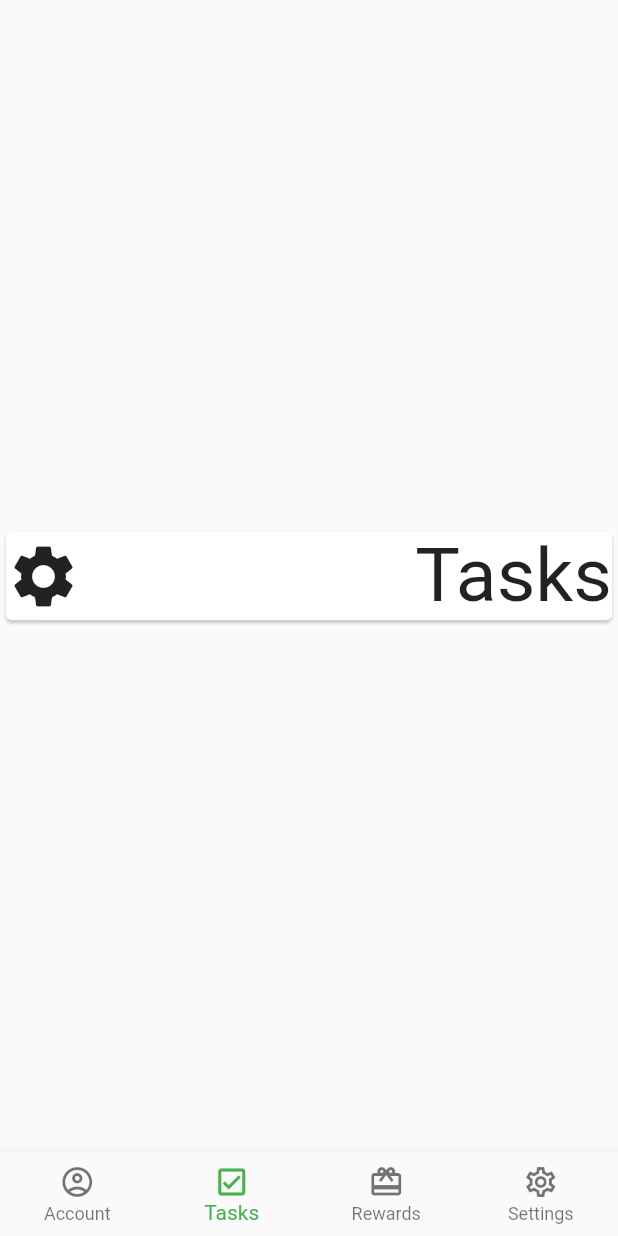
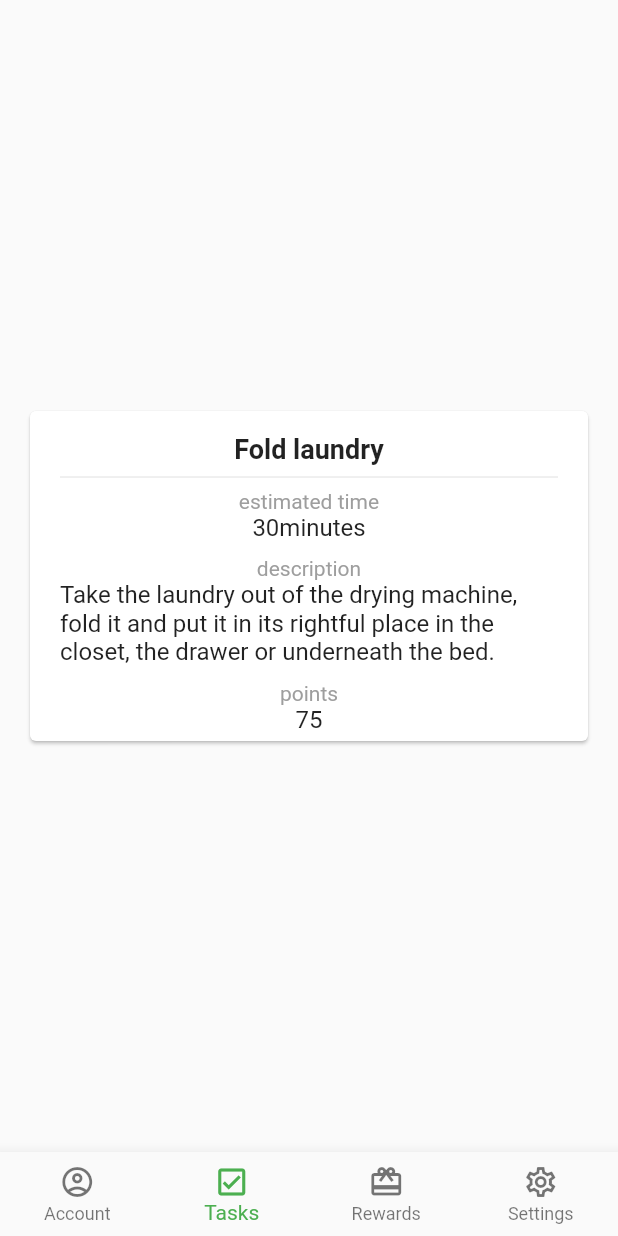
Before and after one commit to milua/housework, a Flutter app: the screen it shows after launch, item 2 of the bottom bar chosen, on a phone screen of 412 x 824 dp. Run offline on Flutter 3.47's test engine with Material 2 defaults, Android fonts, the phone set to English and light mode, and no system bars.

Commit message:
styled Card

```diff
--- /dev/null
+++ b/lib/tasks/components/task-card.dart
@@ -0,0 +1,56 @@
+import 'package:flutter/material.dart';
+
+class TaskCard extends StatelessWidget {
+  @override
+  Widget build(BuildContext context) {
+    const TextStyle labelTextStyle = TextStyle(color: Colors.grey);
+    const TextStyle textStyle = TextStyle(fontSize: 16);
+
+    return Card(
+      child: Padding(
+        padding: const EdgeInsets.fromLTRB(20.0, 15.0, 20.0, 5.0),
+        child: Column(
+          mainAxisAlignment: MainAxisAlignment.start,
+          children: <Widget>[
+            Text(
+              'Fold laundry',
+              style: TextStyle(fontSize: 18.0, fontWeight: FontWeight.bold),
+            ),
+            Divider(),
+            Text(
+              'estimated time',
+              style: labelTextStyle,
+            ),
+            Text(
+              '30minutes',
+              style: textStyle,
+            ),
+            SizedBox(
+              height: 10,
+            ),
+            Text(
+              'description',
+              style: labelTextStyle,
+            ),
+            Text(
+              'Take the laundry out of the drying machine, fold it and put it in its rightful place in the closet, the drawer or underneath the bed.',
+              style: textStyle,
+            ),
+            SizedBox(
+              height: 10,
+            ),
+            Text(
+              'points',
+              style: labelTextStyle,
+            ),
+            Text(
+              '75',
+              style: textStyle,
+            ),
+          ],
+        ),
+      ),
+      margin: EdgeInsets.all(20),
+    );
+  }
+}
--- a/lib/tasks/tasks-page.dart
+++ b/lib/tasks/tasks-page.dart
@@ -1,4 +1,6 @@
 import 'package:flutter/material.dart';
+
+import 'components/task-card.dart';
 
 class TasksPage extends StatelessWidget {
   @override
@@ -6,21 +8,7 @@ class TasksPage extends StatelessWidget {
     return Column(
       mainAxisAlignment: MainAxisAlignment.center,
       children: <Widget>[
-        Card(
-          child: Row(
-            mainAxisAlignment: MainAxisAlignment.spaceBetween,
-            children: <Widget>[
-              Icon(
-                Icons.settings,
-                size: 50.0,
-              ),
-              Text(
-                'Tasks',
-                style: TextStyle(fontSize: 50.0),
-              ),
-            ],
-          ),
-        )
+        TaskCard(),
       ],
     );
   }
```
